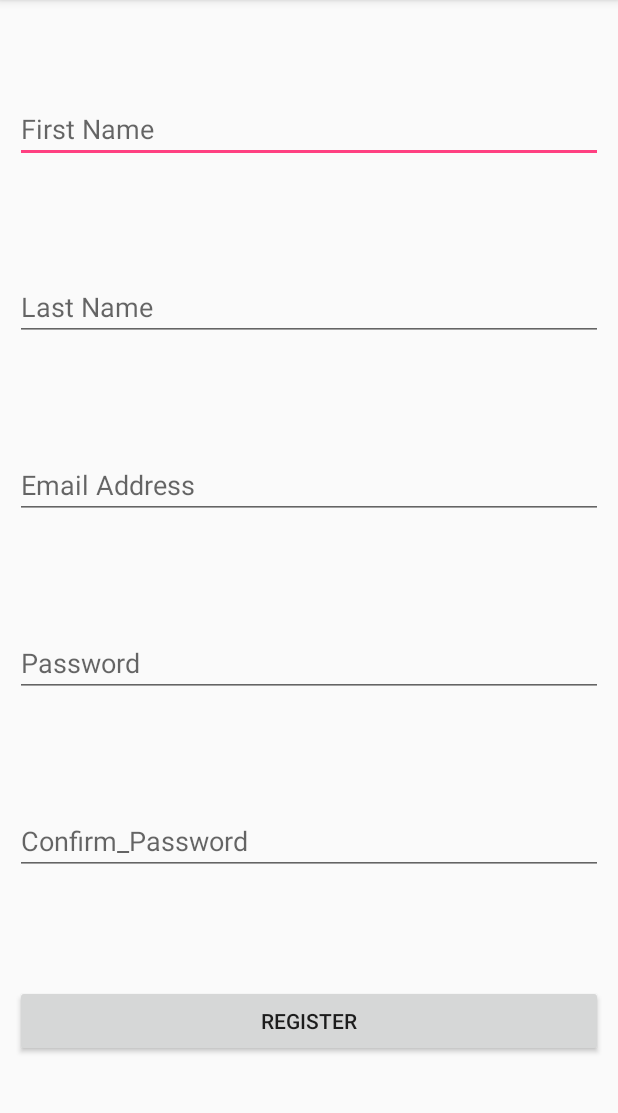
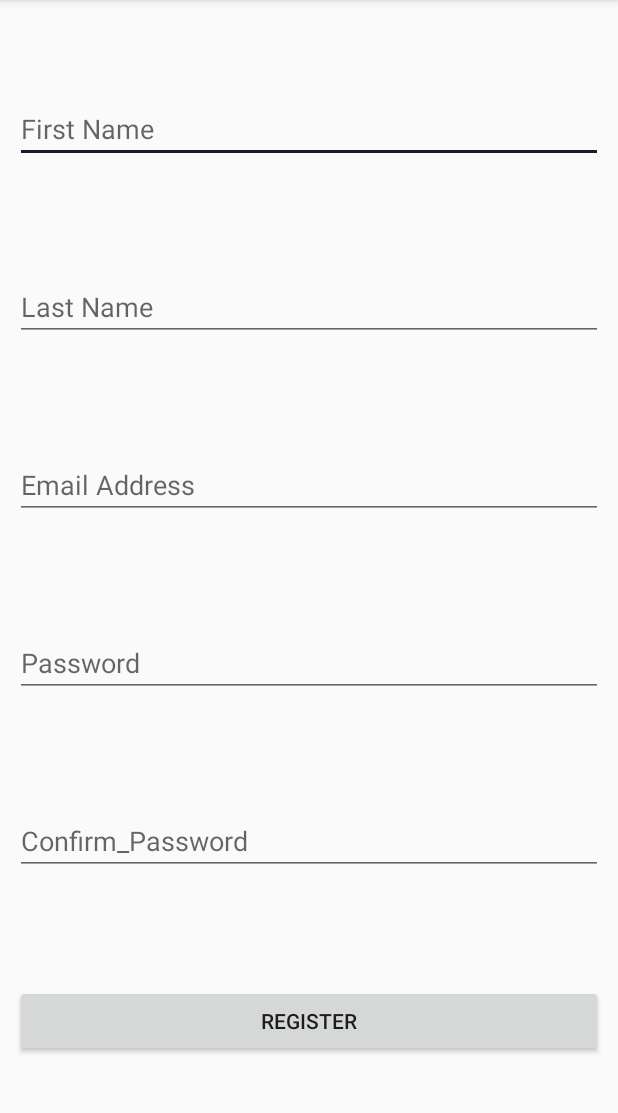
Before and after one commit to akshya672222/SSW695_Team7, an Android app: the screen it shows after launch (Registration), after a tap on "Forgot password?", on a phone screen of 412 x 824 dp, the part 84-1197 px from its top. Run offline under Robolectric (Android 15) with nearby library versions, the phone set to English and light mode, and no system bars.

Commit message:
updated colors

```diff
--- a/SSW695/Reportal/app/src/main/res/values/colors.xml
+++ b/SSW695/Reportal/app/src/main/res/values/colors.xml
@@ -2,7 +2,7 @@
 <resources>
     <color name="colorPrimary">#9D1535</color>
     <color name="colorPrimaryDark">#303F9F</color>
-    <color name="colorAccent">#FF4081</color>
+    <color name="colorAccent">#181d2d</color>
     <color name="color_icon">#ffffff</color>
     <item name="green" type="color">#FF99CC00</item>
 
```
